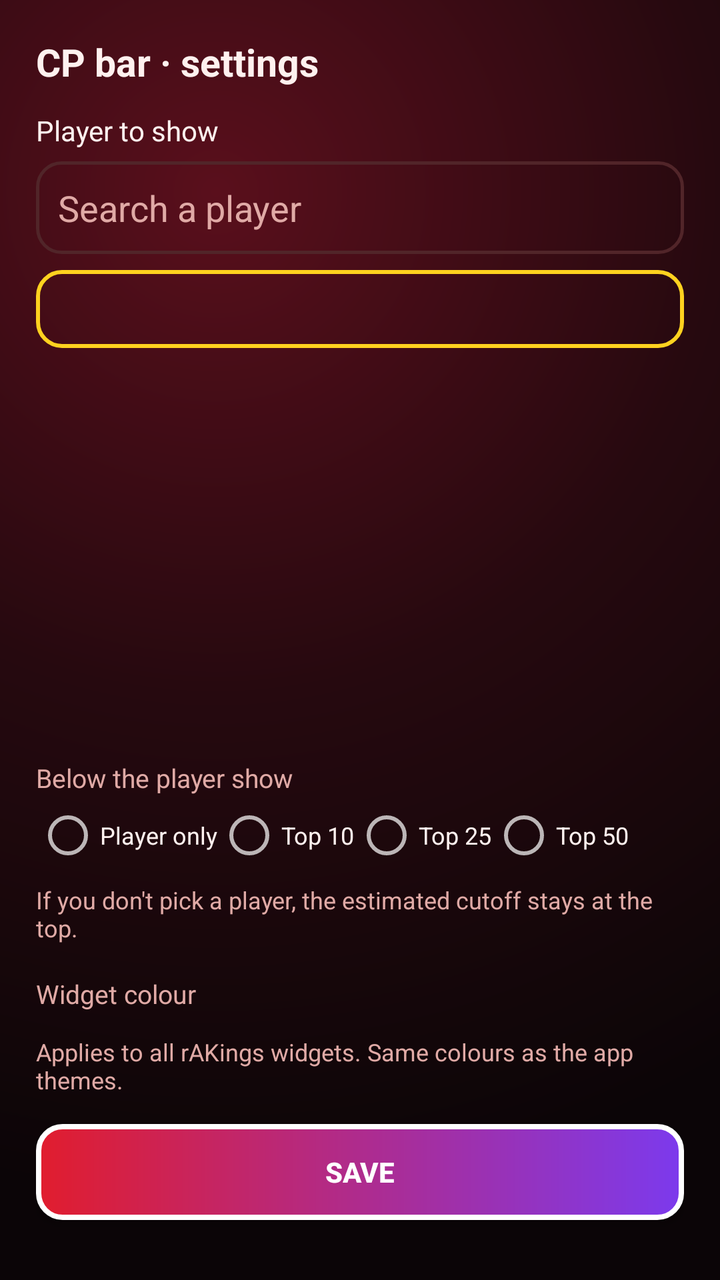
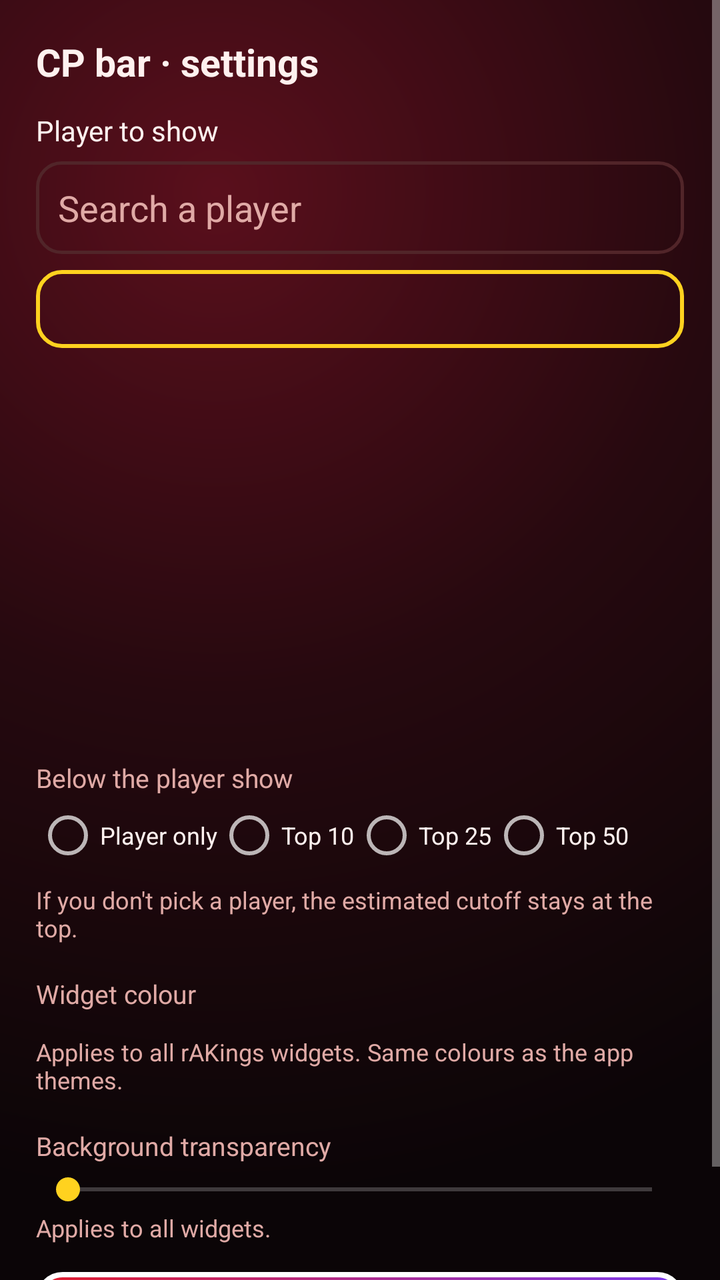

Before-and-after screenshots of an Android layout around one commit, followed by the original layout XML and the change that was made.
<!-- AndroidManifest.xml: application theme Tema -->
<!-- res/layout/cp_impostazioni.xml -->
<?xml version="1.0" encoding="utf-8"?>
<ScrollView xmlns:android="http://schemas.android.com/apk/res/android"
    android:layout_width="match_parent" android:layout_height="match_parent" android:background="@drawable/fondo_schermata"
    android:fitsSystemWindows="true" android:fillViewport="true">
<LinearLayout android:layout_width="match_parent" android:layout_height="wrap_content" android:orientation="vertical" android:padding="18dp">
    <TextView android:id="@+id/titolo" android:layout_width="match_parent" android:layout_height="wrap_content" android:text="@string/cfg_titolo"
        android:textColor="@color/testo" android:textStyle="bold" android:textSize="19sp" />
    <LinearLayout android:id="@+id/sez_cp" android:layout_width="match_parent" android:layout_height="wrap_content" android:orientation="vertical">
        <TextView android:layout_width="match_parent" android:layout_height="wrap_content" android:layout_marginTop="12dp"
            android:text="@string/cfg_giocatore" android:textColor="@color/testo" android:textSize="14sp" />
        <EditText android:id="@+id/cerca" android:layout_width="match_parent" android:layout_height="wrap_content" android:layout_marginTop="6dp"
            android:hint="@string/cfg_cerca" android:textColorHint="@color/tenue" android:textColor="@color/testo" android:background="@drawable/fondo_campo"
            android:padding="11dp" android:inputType="textPersonName" android:imeOptions="actionSearch" android:singleLine="true" />
        <TextView android:id="@+id/scelto" android:layout_width="match_parent" android:layout_height="wrap_content" android:layout_marginTop="8dp"
            android:background="@drawable/fondo_box" android:padding="10dp" android:textColor="@color/testo" android:textStyle="bold" android:textSize="14sp" />
        <ListView android:id="@+id/risultati" android:layout_width="match_parent" android:layout_height="190dp" android:nestedScrollingEnabled="true"
            android:layout_marginTop="6dp" android:divider="@color/linea" android:dividerHeight="1dp" />
        <TextView android:layout_width="match_parent" android:layout_height="wrap_content" android:layout_marginTop="10dp"
            android:text="@string/cfg_sotto" android:textColor="@color/tenue" android:textSize="13sp" />
        <RadioGroup android:id="@+id/quanti" android:layout_width="match_parent" android:layout_height="wrap_content" android:orientation="horizontal"
            android:layout_marginTop="4dp">
            <RadioButton android:id="@+id/q0" android:layout_width="wrap_content" android:layout_height="wrap_content" android:text="@string/cfg_solo" android:textColor="@color/testo" android:textSize="12sp" />
            <RadioButton android:id="@+id/q10" android:layout_width="wrap_content" android:layout_height="wrap_content" android:text="Top 10" android:textColor="@color/testo" android:textSize="12sp" />
            <RadioButton android:id="@+id/q25" android:layout_width="wrap_content" android:layout_height="wrap_content" android:text="Top 25" android:textColor="@color/testo" android:textSize="12sp" />
            <RadioButton android:id="@+id/q50" android:layout_width="wrap_content" android:layout_height="wrap_content" android:text="Top 50" android:textColor="@color/testo" android:textSize="12sp" />
        </RadioGroup>
        <TextView android:layout_width="match_parent" android:layout_height="wrap_content" android:layout_marginTop="8dp"
            android:text="@string/cfg_nota" android:textColor="@color/tenue" android:textSize="12sp" />
    </LinearLayout>
    
    <LinearLayout android:id="@+id/sez_n" android:layout_width="match_parent" android:layout_height="wrap_content" android:orientation="vertical"
        android:visibility="gone">
        <TextView android:id="@+id/n_titolo" android:layout_width="match_parent" android:layout_height="wrap_content" android:layout_marginTop="12dp"
            android:textColor="@color/testo" android:textSize="14sp" />
        <Spinner android:id="@+id/n_scelta" android:layout_width="match_parent" android:layout_height="wrap_content" android:layout_marginTop="6dp"
            android:background="@drawable/fondo_campo" android:padding="6dp" android:popupBackground="#2A1216" />
        <TextView android:id="@+id/n_nota" android:layout_width="match_parent" android:layout_height="wrap_content" android:layout_marginTop="6dp"
            android:textColor="@color/tenue" android:textSize="12sp" />
    </LinearLayout>
    <TextView android:layout_width="match_parent" android:layout_height="wrap_content" android:layout_marginTop="16dp"
        android:text="@string/cfg_colore" android:textColor="@color/tenue" android:textSize="13sp" />
    <LinearLayout android:id="@+id/colori" android:layout_width="match_parent" android:layout_height="wrap_content" android:orientation="vertical"
        android:layout_marginTop="6dp" />
    <TextView android:layout_width="match_parent" android:layout_height="wrap_content" android:layout_marginTop="6dp"
        android:text="@string/cfg_colore_nota" android:textColor="@color/tenue" android:textSize="12sp" />
    <Button android:id="@+id/salva" android:layout_width="match_parent" android:layout_height="wrap_content" android:layout_marginTop="14dp"
        android:text="@string/salva" android:textColor="#FFFFFF" android:textStyle="bold" android:background="@drawable/fondo_bottone" />
</LinearLayout>
</ScrollView>
<!-- resources referenced by this layout -->
<resources>
  <color name="linea">#3A1B1F</color>
  <color name="tenue">#E0AAA6</color>
  <color name="testo">#FFF1EF</color>
  <!-- drawable fondo_bottone (drawable) -->
  <shape xmlns:android="http://schemas.android.com/apk/res/android" android:shape="rectangle">
      <gradient android:startColor="#E11D2E" android:endColor="#7C3AED" android:angle="0" />
      <stroke android:width="2.5dp" android:color="#FFFFFF" />
      <corners android:radius="12dp" />
  </shape>
  <!-- drawable fondo_box (drawable) -->
  <shape xmlns:android="http://schemas.android.com/apk/res/android" android:shape="rectangle">
      <stroke android:width="2dp" android:color="@color/giallo" />
      <corners android:radius="12dp" />
  </shape>
  <!-- drawable fondo_campo (drawable) -->
  <shape xmlns:android="http://schemas.android.com/apk/res/android" android:shape="rectangle">
      <stroke android:width="1.5dp" android:color="#512529" />
      <corners android:radius="12dp" />
  </shape>
  <!-- drawable fondo_schermata (drawable) -->
  <shape xmlns:android="http://schemas.android.com/apk/res/android" android:shape="rectangle">
      <gradient android:type="radial" android:centerX="0.3" android:centerY="0.15" android:gradientRadius="140%p"
          android:startColor="#5A0F1C" android:centerColor="#26090F" android:endColor="#0B0507" />
  </shape>
  <string name="cfg_cerca">Search a player</string>
  <string name="cfg_colore">Widget colour</string>
  <string name="cfg_colore_nota">Applies to all rAKings widgets. Same colours as the app themes.</string>
  <string name="cfg_giocatore">Player to show</string>
  <string name="cfg_nota">If you don\'t pick a player, the estimated cutoff stays at the top.</string>
  <string name="cfg_solo">Player only</string>
  <string name="cfg_sotto">Below the player show</string>
  <string name="cfg_titolo">CP bar · settings</string>
  <string name="salva">Save</string>
  <style name="Tema" parent="android:Theme.Material.NoActionBar">
          <item name="android:windowBackground">@color/sfondo</item>
          <item name="android:statusBarColor">@color/sfondo</item>
      </style>
  <color name="giallo">#FFD21F</color>
  <color name="sfondo">#1D0B0D</color>
</resources>

<!-- the commit's change to res/layout/cp_impostazioni.xml (unified diff, before → after) -->
@@ -37,12 +37,53 @@
         <TextView android:id="@+id/n_nota" android:layout_width="match_parent" android:layout_height="wrap_content" android:layout_marginTop="6dp"
             android:textColor="@color/tenue" android:textSize="12sp" />
     </LinearLayout>
+    
+    <LinearLayout android:id="@+id/sez_cal" android:layout_width="match_parent" android:layout_height="wrap_content" android:orientation="vertical"
+        android:visibility="gone">
+        <TextView android:layout_width="match_parent" android:layout_height="wrap_content" android:layout_marginTop="12dp"
+            android:text="@string/cfg_cal_tipi" android:textColor="@color/testo" android:textSize="14sp" />
+        <CheckBox android:id="@+id/k_on" android:layout_width="match_parent" android:layout_height="wrap_content" android:text="@string/cfg_t_on"
+            android:textColor="@color/testo" android:textSize="14sp" android:buttonTint="#FFD21F" android:checked="true" />
+        <CheckBox android:id="@+id/k_gc" android:layout_width="match_parent" android:layout_height="wrap_content" android:text="@string/cfg_t_gc"
+            android:textColor="@color/testo" android:textSize="14sp" android:buttonTint="#FFD21F" android:checked="true" />
+        <CheckBox android:id="@+id/k_sp" android:layout_width="match_parent" android:layout_height="wrap_content" android:text="@string/cfg_t_sp"
+            android:textColor="@color/testo" android:textSize="14sp" android:buttonTint="#FFD21F" android:checked="true" />
+        <CheckBox android:id="@+id/k_in" android:layout_width="match_parent" android:layout_height="wrap_content" android:text="@string/cfg_t_in"
+            android:textColor="@color/testo" android:textSize="14sp" android:buttonTint="#FFD21F" android:checked="true" />
+        <CheckBox android:id="@+id/k_ww" android:layout_width="match_parent" android:layout_height="wrap_content" android:text="@string/cfg_t_ww"
+            android:textColor="@color/testo" android:textSize="14sp" android:buttonTint="#FFD21F" android:checked="true" />
+        <TextView android:layout_width="match_parent" android:layout_height="wrap_content" android:layout_marginTop="2dp"
+            android:text="@string/cfg_cal_fissi" android:textColor="@color/tenue" android:textSize="12sp" />
+        <TextView android:layout_width="match_parent" android:layout_height="wrap_content" android:layout_marginTop="12dp"
+            android:text="@string/cfg_cal_lun" android:textColor="@color/testo" android:textSize="14sp" />
+        <RadioGroup android:id="@+id/k_primo" android:layout_width="match_parent" android:layout_height="wrap_content" android:orientation="horizontal">
+            <RadioButton android:id="@+id/k_lun" android:layout_width="wrap_content" android:layout_height="wrap_content" android:text="@string/cfg_lunedi"
+                android:textColor="@color/testo" android:textSize="13sp" android:buttonTint="#FFD21F" />
+            <RadioButton android:id="@+id/k_dom" android:layout_width="wrap_content" android:layout_height="wrap_content" android:text="@string/cfg_domenica"
+                android:textColor="@color/testo" android:textSize="13sp" android:buttonTint="#FFD21F" android:layout_marginStart="12dp" />
+        </RadioGroup>
+        <CheckBox android:id="@+id/k_leg" android:layout_width="match_parent" android:layout_height="wrap_content" android:text="@string/cfg_cal_leg"
+            android:textColor="@color/testo" android:textSize="14sp" android:buttonTint="#FFD21F" android:checked="true" />
+        <CheckBox android:id="@+id/k_auto" android:layout_width="match_parent" android:layout_height="wrap_content" android:text="@string/cfg_cal_auto"
+            android:textColor="@color/testo" android:textSize="14sp" android:buttonTint="#FFD21F" android:checked="true" />
+    </LinearLayout>
     <TextView android:layout_width="match_parent" android:layout_height="wrap_content" android:layout_marginTop="16dp"
         android:text="@string/cfg_colore" android:textColor="@color/tenue" android:textSize="13sp" />
     <LinearLayout android:id="@+id/colori" android:layout_width="match_parent" android:layout_height="wrap_content" android:orientation="vertical"
         android:layout_marginTop="6dp" />
     <TextView android:layout_width="match_parent" android:layout_height="wrap_content" android:layout_marginTop="6dp"
         android:text="@string/cfg_colore_nota" android:textColor="@color/tenue" android:textSize="12sp" />
+    
+    <LinearLayout android:layout_width="match_parent" android:layout_height="wrap_content" android:orientation="horizontal" android:layout_marginTop="16dp">
+        <TextView android:layout_width="0dp" android:layout_weight="1" android:layout_height="wrap_content"
+            android:text="@string/cfg_trasp" android:textColor="@color/tenue" android:textSize="13sp" />
+        <TextView android:id="@+id/trasp_val" android:layout_width="wrap_content" android:layout_height="wrap_content"
+            android:textColor="@color/testo" android:textStyle="bold" android:textSize="13sp" />
+    </LinearLayout>
+    <SeekBar android:id="@+id/trasp" android:layout_width="match_parent" android:layout_height="wrap_content" android:layout_marginTop="4dp"
+        android:max="8" android:progressTint="#FFD21F" android:thumbTint="#FFD21F" />
+    <TextView android:layout_width="match_parent" android:layout_height="wrap_content" android:layout_marginTop="2dp"
+        android:text="@string/cfg_trasp_nota" android:textColor="@color/tenue" android:textSize="12sp" />
     <Button android:id="@+id/salva" android:layout_width="match_parent" android:layout_height="wrap_content" android:layout_marginTop="14dp"
         android:text="@string/salva" android:textColor="#FFFFFF" android:textStyle="bold" android:background="@drawable/fondo_bottone" />
 </LinearLayout>
<!-- resource entries referenced after the edit -->
@@ -24,14 +24,28 @@
       <gradient android:type="radial" android:centerX="0.3" android:centerY="0.15" android:gradientRadius="140%p"
           android:startColor="#5A0F1C" android:centerColor="#26090F" android:endColor="#0B0507" />
   </shape>
+  <string name="cfg_cal_auto">Go back to the current month by itself (after 5 minutes)</string>
+  <string name="cfg_cal_fissi">Money tournaments, Victory Road and Regionals are always shown.</string>
+  <string name="cfg_cal_leg">Show the legend</string>
+  <string name="cfg_cal_lun">Week starts on</string>
+  <string name="cfg_cal_tipi">What to show</string>
   <string name="cfg_cerca">Search a player</string>
   <string name="cfg_colore">Widget colour</string>
   <string name="cfg_colore_nota">Applies to all rAKings widgets. Same colours as the app themes.</string>
+  <string name="cfg_domenica">Sunday</string>
   <string name="cfg_giocatore">Player to show</string>
+  <string name="cfg_lunedi">Monday</string>
   <string name="cfg_nota">If you don\'t pick a player, the estimated cutoff stays at the top.</string>
   <string name="cfg_solo">Player only</string>
   <string name="cfg_sotto">Below the player show</string>
+  <string name="cfg_t_gc">Global Challenge</string>
+  <string name="cfg_t_in">Internationals</string>
+  <string name="cfg_t_on">Online</string>
+  <string name="cfg_t_sp">Special Event</string>
+  <string name="cfg_t_ww">Worlds</string>
   <string name="cfg_titolo">CP bar · settings</string>
+  <string name="cfg_trasp">Background transparency</string>
+  <string name="cfg_trasp_nota">Applies to all widgets.</string>
   <string name="salva">Save</string>
   <style name="Tema" parent="android:Theme.Material.NoActionBar">
           <item name="android:windowBackground">@color/sfondo</item>
